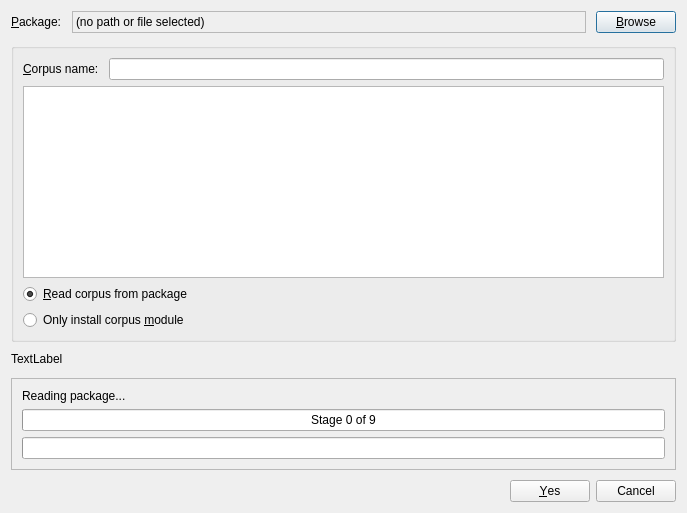
Before: the Qt Designer form coquery/gui/ui/readPackage.ui in gkunter/coquery, drawn with Qt 5.
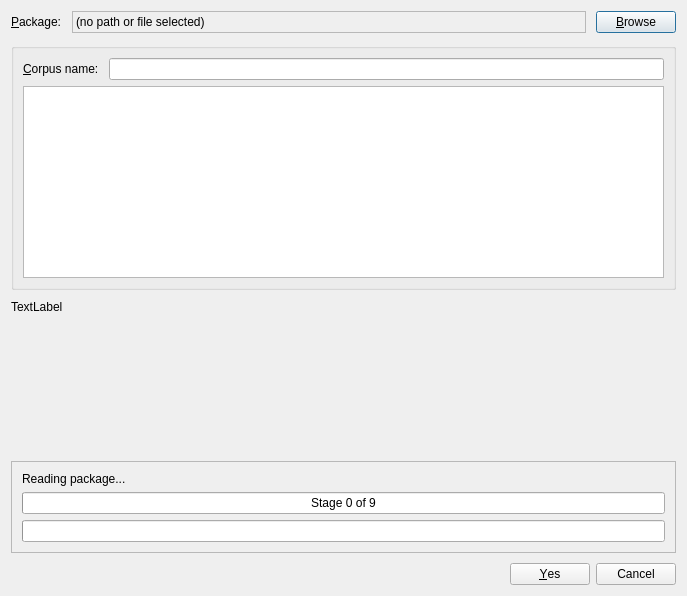
After: the same form once the commit is applied. Icons and pictures are not drawn. Custom widgets are drawn as their Qt base class.

Commit message: Remove module-only option

What changed in the file:
```diff
--- a/coquery/gui/ui/readPackage.ui
+++ b/coquery/gui/ui/readPackage.ui
@@ -7,7 +7,7 @@
     <x>0</x>
     <y>0</y>
     <width>687</width>
-    <height>513</height>
+    <height>596</height>
    </rect>
   </property>
   <property name="sizePolicy">
@@ -126,30 +126,13 @@
         </property>
        </widget>
       </item>
-      <item>
-       <widget class="QRadioButton" name="radio_read_files">
-        <property name="text">
-         <string>&amp;Read corpus from package</string>
-        </property>
-        <property name="checked">
-         <bool>true</bool>
-        </property>
-       </widget>
-      </item>
-      <item>
-       <widget class="QRadioButton" name="radio_only_module">
-        <property name="text">
-         <string>Only install corpus &amp;module</string>
-        </property>
-       </widget>
-      </item>
      </layout>
     </widget>
    </item>
    <item>
     <widget class="QLabel" name="issue_label">
      <property name="styleSheet">
-      <string notr="true">QLabel { color: lightred; }</string>
+      <string notr="true">QLabel { color: &quot;#ff0000&quot;; }</string>
      </property>
      <property name="text">
       <string>TextLabel</string>
```
Left out of the diff: 14 changed lines with no effect on the pictures. The commit also changes 1 other file.
